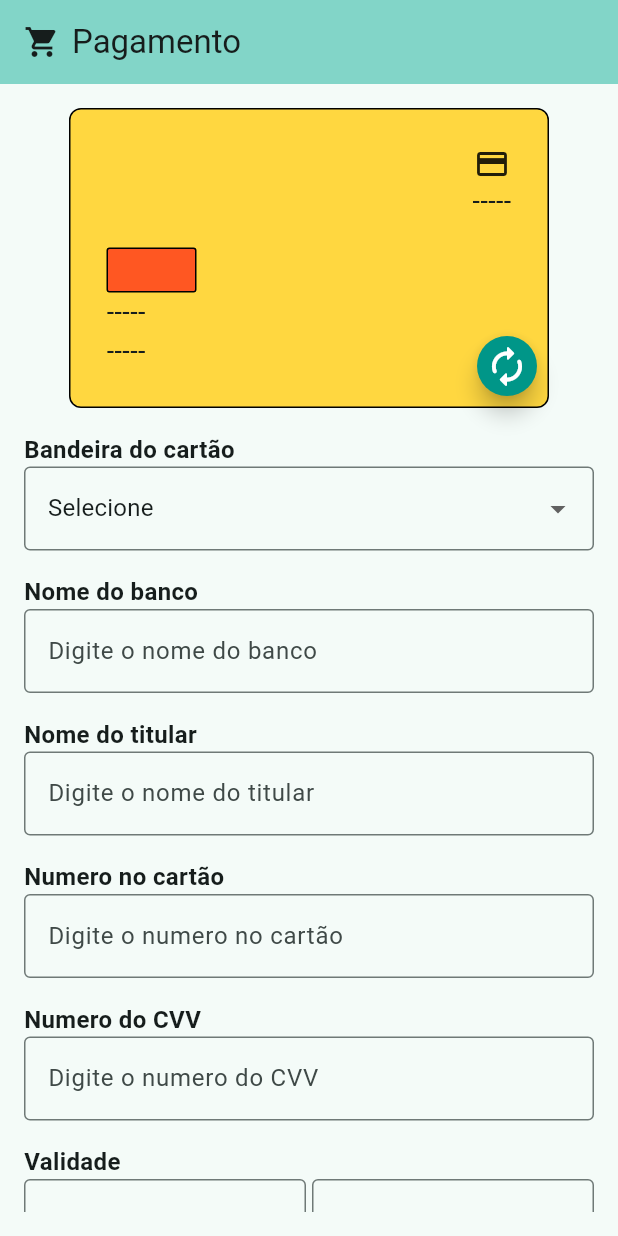
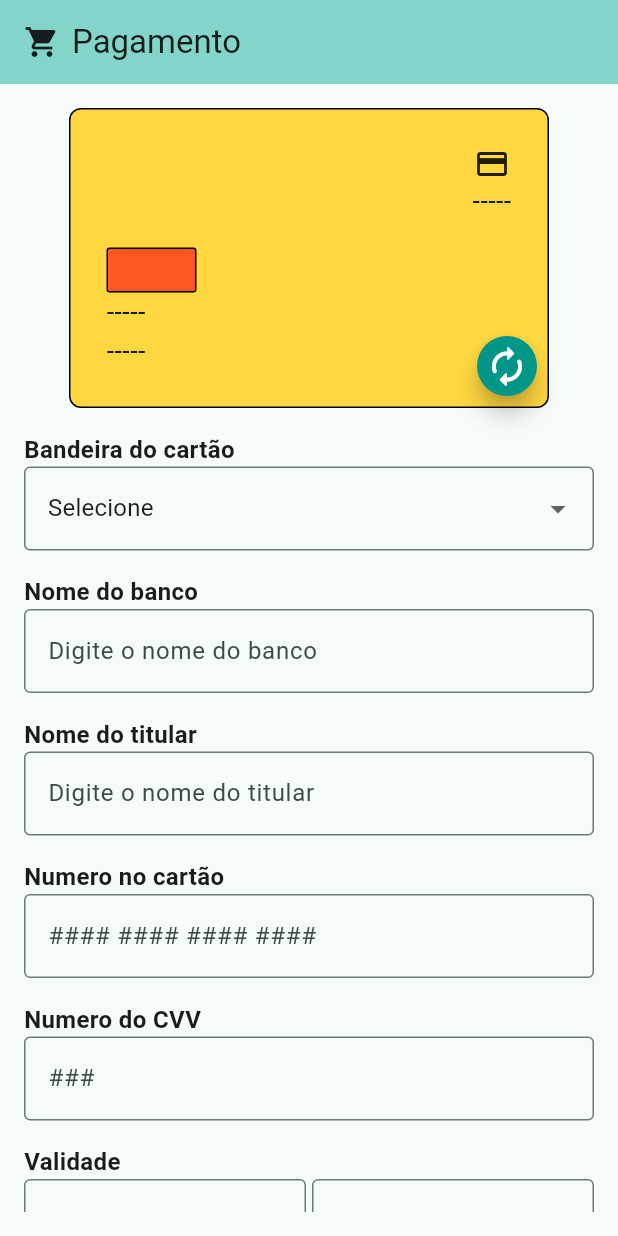
Before and after one commit to otaviohenrique1/app_compras, a Flutter app: the screen it shows after launch, on a phone screen of 412 x 824 dp. Run offline on Flutter 3.47's test engine with Material 2 defaults, Android fonts, the phone set to English and light mode, and no system bars; our stand-ins replace mask_text_input_formatter.

Commit message:
Commit 6

```diff
--- a/lib/components/campo_texto.dart
+++ b/lib/components/campo_texto.dart
@@ -1,4 +1,5 @@
 import 'package:flutter/material.dart';
+import 'package:flutter/services.dart';
 
 class CampoTexto extends StatelessWidget {
   const CampoTexto({
@@ -12,6 +13,7 @@ class CampoTexto extends StatelessWidget {
     this.onChanged,
     this.onSaved,
     this.controller,
+    this.inputFormatters,
   });
 
   final String? labelText;
@@ -23,6 +25,7 @@ class CampoTexto extends StatelessWidget {
   final String? Function(String?)? validator;
   final void Function(String)? onChanged;
   final void Function(String?)? onSaved;
+  final List<TextInputFormatter>? inputFormatters;
 
   @override
   Widget build(BuildContext context) {
@@ -36,6 +39,7 @@ class CampoTexto extends StatelessWidget {
         fontSize: 16,
         fontWeight: FontWeight.normal,
       ),
+      inputFormatters: inputFormatters,
       obscureText: (obscureText == null) ? false : obscureText!,
       decoration: InputDecoration(
         border: OutlineInputBorder(
--- a/lib/components/select.dart
+++ b/lib/components/select.dart
@@ -27,6 +27,19 @@ class _SelectState extends State<Select> {
   Widget build(BuildContext context) {
     // String dropdownValue =
     //     (widget.outroItem == null) ? widget.lista.first : widget.outroItem!;
+
+    var a = widget.lista.map<DropdownMenuItem<String>>((String value) {
+      return DropdownMenuItem<String>(
+        value: value,
+        child: Text(
+          value,
+          style: const TextStyle(
+            fontWeight: FontWeight.normal,
+            fontSize: 16,
+          ),
+        ),
+      );
+    }).toList();
 
     return DropdownButtonFormField(
       // value: dropdownValue,
--- a/lib/pages/homepage.dart
+++ b/lib/pages/homepage.dart
@@ -1,10 +1,12 @@
 import 'package:flutter/material.dart';
+// import 'package:flutter/services.dart';
 import 'package:app_compras/components/botao.dart';
 import 'package:app_compras/components/cartao_credito.dart';
 import 'package:app_compras/components/label_campo.dart';
 import 'package:app_compras/utils/listas.dart';
 import 'package:app_compras/components/campo_texto.dart';
 import 'package:app_compras/components/select.dart';
+import 'package:mask_text_input_formatter/mask_text_input_formatter.dart';
 
 num valorTotalCompra = 900;
 
@@ -16,15 +18,6 @@ List<String> divideValorTotalEmParcelas(
     return "$parcela x R\$ $valor (Sem juros)";
   });
   return ["Preço à vista"] + resultado;
-}
-
-List<String> valorParcelas(num valorTotal, int quantidadeParcelas) {
-  List<String> resultado = List.generate(quantidadeParcelas, (index) {
-    var parcela = index + 1;
-    var valor = (valorTotal / quantidadeParcelas).toStringAsFixed(2);
-    return "$parcela x R\$ $valor (Sem juros)";
-  });
-  return resultado;
 }
 
 class Homepage extends StatefulWidget {
@@ -54,10 +47,18 @@ class _HomepageState extends State<Homepage> {
   String dropdownValueValidadeMeses = listaValidadeMeses.first;
   String dropdownValueValidadeAnos = listaValidadeAnos.first;
 
+  final _numeroCartaoFormatter = MaskTextInputFormatter(
+    mask: '#### #### #### ####',
+    filter: {"#": RegExp(r'[0-9]')},
+  );
+
+  final _numeroCVVFormatter = MaskTextInputFormatter(
+    mask: '###',
+    filter: {"#": RegExp(r'[0-9]')},
+  );
+
   List<String> listaParcelas =
       ["Selecione"] + divideValorTotalEmParcelas(valorTotalCompra, 12);
-
-  List<String> listaValoresParcelas = valorParcelas(valorTotalCompra, 12);
 
   @override
   void dispose() {
@@ -162,8 +163,10 @@ class _HomepageState extends State<Homepage> {
                 titulo: "Numero no cartão",
                 campo: CampoTexto(
                   controller: numeroCartaoController,
-                  keyboardType: TextInputType.text,
-                  hintText: "Digite o numero no cartão",
+                  keyboardType: TextInputType.number,
+                  hintText: "#### #### #### ####",
+                  // hintText: "Digite o numero no cartão",
+                  inputFormatters: [_numeroCartaoFormatter],
                   validator: (value) {
                     if (value == null || value.isEmpty) {
                       return "Campo vazio";
@@ -180,7 +183,12 @@ class _HomepageState extends State<Homepage> {
                 campo: CampoTexto(
                   controller: numeroCartaoCVVController,
                   keyboardType: TextInputType.number,
-                  hintText: "Digite o numero do CVV",
+                  inputFormatters: [
+                    _numeroCVVFormatter
+                    // LengthLimitingTextInputFormatter(3),
+                  ],
+                  hintText: "###",
+                  // hintText: "Digite o numero do CVV",
                   validator: (value) {
                     if (value == null || value.isEmpty) {
                       return "Campo vazio";
@@ -255,7 +263,6 @@ class _HomepageState extends State<Homepage> {
                   // onSaved: (value) {_bandeiraCartaoCredito = value!;},
                 ),
               ),
-              // Text("Teste => $_nomeBanco"),
               Botao(
                 backgroundColor: Colors.blue,
                 label: "Salvar",
--- a/pubspec.yaml
+++ b/pubspec.yaml
@@ -35,6 +35,7 @@ dependencies:
   # The following adds the Cupertino Icons font to your application.
   # Use with the CupertinoIcons class for iOS style icons.
   cupertino_icons: ^1.0.2
+  mask_text_input_formatter: ^2.4.0
 
 dev_dependencies:
   flutter_test:
```
Also changed, not shown: lib/pages/rotate_y_animation.dart (added, +51 -0 lines), pubspec.lock.
